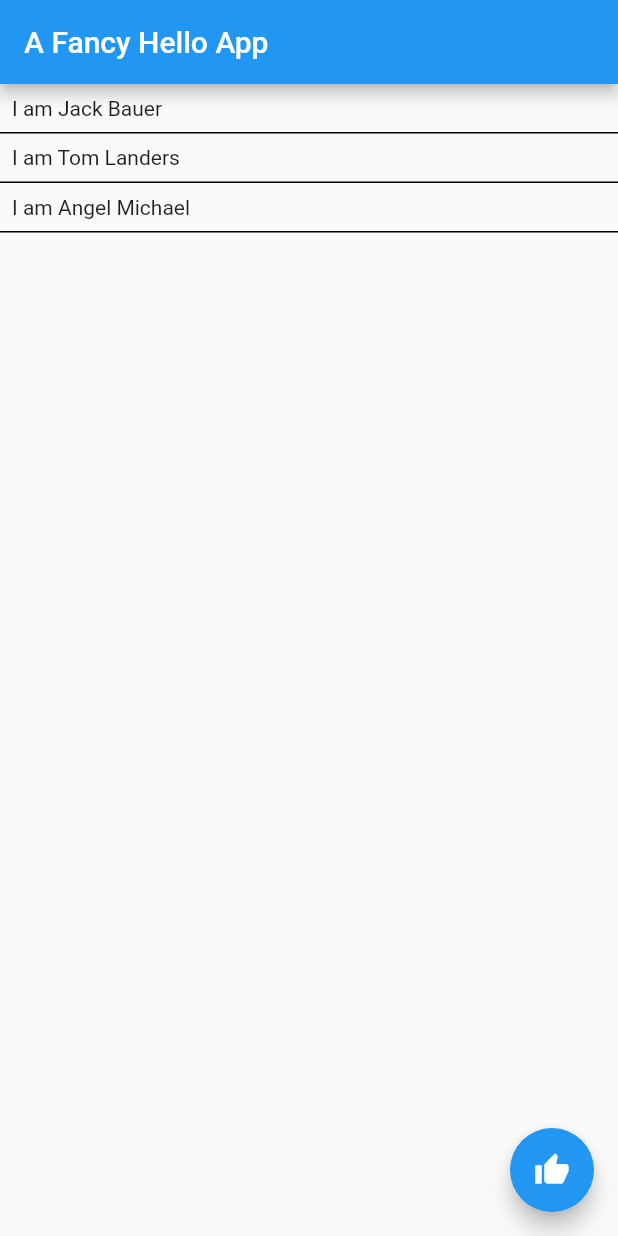
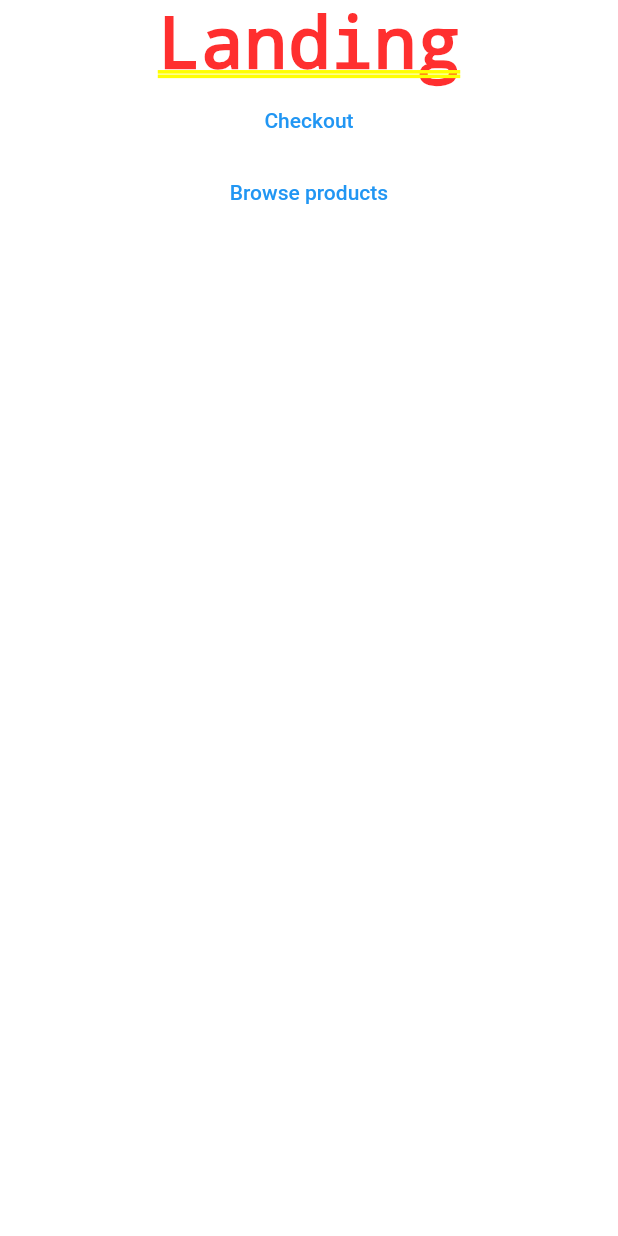
Before and after one commit to rsgilbert/Beginning-App-Development-with-Flutter, a Flutter app: the screen it shows after launch, on a phone screen of 412 x 824 dp. Run offline on Flutter 3.47's test engine with Material 2 defaults, Android fonts, the phone set to English and light mode, and no system bars.

Commit message:
looked at stack navigation

```diff
--- a/ch1_intro/lib/main.dart
+++ b/ch1_intro/lib/main.dart
@@ -1,4 +1,5 @@
 import 'package:ch1_intro/friends_list.dart';
+import 'package:ch1_intro/my_stack.dart';
 import 'package:flutter/cupertino.dart';
 import 'package:flutter/material.dart';
 import 'package:flutter/services.dart';
@@ -21,16 +22,17 @@ class Person extends StatelessWidget {
 class FancyHelloWidget extends StatelessWidget {
   @override
   Widget build(BuildContext context) {
-    return MaterialApp(
-      home: Scaffold(
-        appBar: AppBar(title: const Text("A Fancy Hello App")),
-        body: Container(alignment: Alignment.center, child: FriendsList()),
-        floatingActionButton: FloatingActionButton(
-          child: const Icon(Icons.thumb_up),
-          onPressed: () => {},
-        ),
-      ),
-    );
+    return MyStack();
+    // return MaterialApp(
+    //   home: Scaffold(
+    //     appBar: AppBar(title: const Text("A Fancy Hello App")),
+    //     body: Container(alignment: Alignment.center, child: FriendsList()),
+    //     floatingActionButton: FloatingActionButton(
+    //       child: const Icon(Icons.thumb_up),
+    //       onPressed: () => {},
+    //     ),
+    //   ),
+    // );
   }
 }
 
--- /dev/null
+++ b/ch1_intro/lib/my_stack.dart
@@ -0,0 +1,74 @@
+import 'package:flutter/cupertino.dart';
+import 'package:flutter/material.dart';
+
+class MyStack extends StatelessWidget {
+  @override
+  Widget build(BuildContext context) {
+    return MaterialApp(title: "Shopping App", initialRoute: "/", routes: {
+      "/": (context) => LandingScreen(),
+      "/browse": (context) => BrowseScreen(),
+      "/product": (context) => productScreen,
+      "/help": (context) => helpScreen
+    });
+  }
+}
+
+class LandingScreen extends StatelessWidget {
+  @override
+  Widget build(BuildContext context) {
+    return Column(
+      children: [
+        Text("Landing"),
+        TextButton(
+            onPressed: () {
+              Navigator.push(
+                context,
+                MaterialPageRoute(
+                  builder: (context) {
+                    return CheckoutScreen();
+                   }
+                )
+              );
+            },
+            child: Text("Checkout")
+        ),
+        TextButton(
+            onPressed: () async {
+              dynamic prodCount = await Navigator.pushNamed(context, "/browse");
+              print("products browsed for are $prodCount");
+            },
+            child: Text("Browse products"))
+      ],
+    );
+  }
+}
+
+class CheckoutScreen extends StatelessWidget {
+
+  @override
+  Widget build(BuildContext context) {
+    return Text("Checkout");
+  }
+
+}
+class BrowseScreen extends StatelessWidget {
+  @override
+  Widget build(BuildContext context) {
+    return Column(
+      children: [
+        Text("Browsing products"),
+        TextButton(
+          onPressed: () {
+            // var pickedProduct = 'Bar of soap';
+            Navigator.pop<int>(context, 3);
+          },
+          child: Text("Back")
+        )
+
+      ],
+    );
+  }
+}
+
+Widget productScreen = Text("Product X");
+Widget helpScreen = Text("Help");
```
